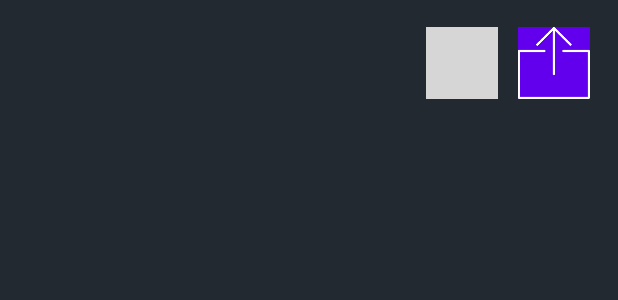
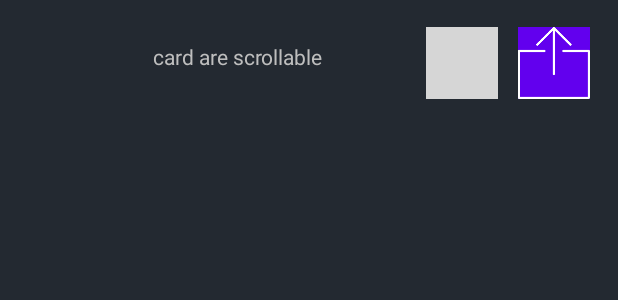
Before and after one commit to mmorawski520/secretariat-mobile, an Android app: the layout activity_main.xml on its own in the app's theme, with its tools: preview values and no code run, on a phone screen of 412 x 824 dp. Shown: the top 300 px of the screen. Run offline under Robolectric (Android 15) with nearby library versions, the phone set to English and light mode, and no system bars; grey boxes are pictures that could not be loaded.

Commit message:
v0.1.2 Changes : - card_view Optymalization

```diff
--- a/app/src/main/java/com/example/secretary_mobile/Adapter.kt
+++ b/app/src/main/java/com/example/secretary_mobile/Adapter.kt
@@ -17,7 +17,7 @@ class Adapter(private val mList: List<ItemsViewModel>) :
     override fun onBindViewHolder(holder: ViewHolder, position: Int) {
         val ItemsViewModel = mList[position]
 
-        holder.textViewId.text = "id: " + ItemsViewModel.id
+
         holder.textViewName.text = "name: " + ItemsViewModel.firstName
         holder.textViewSecondName.text = "second name: " + ItemsViewModel.secondName
         holder.textViewLastName.text = "last name: " + ItemsViewModel.lastName
--- a/app/src/main/java/com/example/secretary_mobile/ItemsViewModel.kt
+++ b/app/src/main/java/com/example/secretary_mobile/ItemsViewModel.kt
@@ -1,7 +1,7 @@
 package com.example.secretary_mobile
 
 data class ItemsViewModel(
-    val id: String, val firstName: String, val secondName: String, val lastName: String,
+    val firstName: String, val secondName: String, val lastName: String,
     val maidenName: String, val fathersName: String, val mothersName: String, val birthDate: String,
     val pesel: String, val imagePath: String, val gender: String, val additionalField1: String,
     val additionalField2: String, val additionalField3: String, val additionalField4: String
--- a/app/src/main/java/com/example/secretary_mobile/MainActivity.kt
+++ b/app/src/main/java/com/example/secretary_mobile/MainActivity.kt
@@ -70,7 +70,6 @@ class MainActivity : AppCompatActivity() {
                 try {
                     data.add(
                         ItemsViewModel(
-                            selectStudents.getString(selectStudents.getColumnIndex("id")),
                             selectStudents.getString(selectStudents.getColumnIndex("first_name")),
                             selectStudents.getString(selectStudents.getColumnIndex("second_name")),
                             selectStudents.getString(selectStudents.getColumnIndex("last_name")),
@@ -103,8 +102,6 @@ class MainActivity : AppCompatActivity() {
                 try {
                     data.add(
                         ItemsViewModel(
-
-                            selectEmloyees.getString(selectEmloyees.getColumnIndex("id")),
                             selectEmloyees.getString(selectEmloyees.getColumnIndex("first_name")),
                             selectEmloyees.getString(selectEmloyees.getColumnIndex("second_name")),
                             selectEmloyees.getString(selectEmloyees.getColumnIndex("last_name")),
@@ -118,7 +115,7 @@ class MainActivity : AppCompatActivity() {
                             selectEmloyees.getString(selectEmloyees.getColumnIndex("date_of_employment")),
                             selectEmloyees.getString(selectEmloyees.getColumnIndex("job_description")),
                             selectEmloyees.getString(selectEmloyees.getColumnIndex("job_position")),
-                            selectEmloyees.getString(selectEmloyees.getColumnIndex("tenure"))
+                            selectEmloyees.getString(selectEmloyees.getColumnIndex("tenure")),
                         )
                     )
                 } catch (e: Throwable) {
@@ -137,7 +134,6 @@ class MainActivity : AppCompatActivity() {
                 try {
                     data.add(
                         ItemsViewModel(
-                            getTeachers.getString(getTeachers.getColumnIndex("id")),
                             getTeachers.getString(getTeachers.getColumnIndex("first_name")),
                             getTeachers.getString(getTeachers.getColumnIndex("second_name")),
                             getTeachers.getString(getTeachers.getColumnIndex("last_name")),
--- a/app/src/main/res/layout/activity_main.xml
+++ b/app/src/main/res/layout/activity_main.xml
@@ -50,4 +50,16 @@
         app:layout_constraintTop_toTopOf="parent"
         app:layout_constraintVertical_bias="0.023"
         tools:ignore="SpeakableTextPresentCheck,ImageContrastCheck,ImageContrastCheck" />
+
+    <TextView
+        android:id="@+id/textViewScroll"
+        android:layout_width="wrap_content"
+        android:layout_height="wrap_content"
+        android:text="@string/card_are_scrollable"
+        app:layout_constraintBottom_toTopOf="@+id/recyclerView"
+        app:layout_constraintEnd_toStartOf="@+id/btnFilters"
+        app:layout_constraintHorizontal_bias="0.597"
+        app:layout_constraintStart_toStartOf="parent"
+        app:layout_constraintTop_toTopOf="parent"
+        app:layout_constraintVertical_bias="0.595" />
 </androidx.constraintlayout.widget.ConstraintLayout>
--- a/app/src/main/res/values/strings.xml
+++ b/app/src/main/res/values/strings.xml
@@ -19,4 +19,5 @@
     <string name="change_date">Change Date</string>
     <string name="todo">TODO</string>
     <string name="todo2">TODO2</string>
+    <string name="card_are_scrollable">card are scrollable</string>
 </resources>
```
Also changed, not shown: app/src/main/java/com/example/secretary_mobile/DbHelper.kt (+9 -8 lines), app/src/main/java/com/example/secretary_mobile/UploadActivity.kt (+3 -7 lines), app/src/main/res/layout/card_view.xml (+32 -7 lines).
